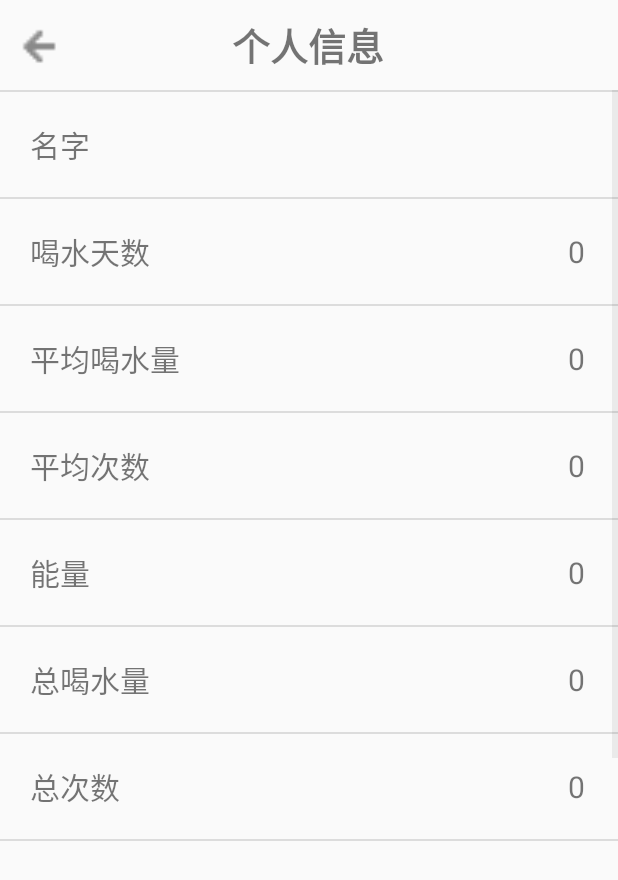
After one commit to mountisome/AquaReminder, an Android app: the PersonActivity screen opened directly, with no data from a screen before it, on a phone screen of 412 x 824 dp. The commit adds this screen. Shown: the top 880 px of the screen. Run offline under Robolectric (Android 15) with nearby library versions, the phone set to English and light mode, and no system bars; 4 statements that could not run were skipped.

Commit message:
添加了个人信息页面和点赞功能

```diff
--- a/app/src/main/AndroidManifest.xml
+++ b/app/src/main/AndroidManifest.xml
@@ -11,6 +11,12 @@
         android:roundIcon="@drawable/icon"
         android:supportsRtl="true"
         android:theme="@style/Theme.AppCompat.DayNight.NoActionBar">
+        <activity
+            android:name=".activity.PersonActivity"
+            android:exported="false" />
+        <activity
+            android:name=".activity.RatingActivity"
+            android:exported="false" />
         <activity
             android:name=".activity.RankActivity"
             android:exported="false" />
--- /dev/null
+++ b/app/src/main/java/com/mountisome/aquareminder/activity/PersonActivity.java
@@ -0,0 +1,82 @@
+package com.mountisome.aquareminder.activity;
+
+import androidx.appcompat.app.AppCompatActivity;
+
+import android.content.Intent;
+import android.database.Cursor;
+import android.database.sqlite.SQLiteDatabase;
+import android.os.Bundle;
+import android.view.View;
+import android.widget.ImageView;
+import android.widget.ListView;
+import android.widget.SimpleAdapter;
+
+import com.mountisome.aquareminder.R;
+import com.mountisome.aquareminder.utils.MySQLHelper;
+
+import java.util.ArrayList;
+import java.util.HashMap;
+import java.util.List;
+import java.util.Map;
+
+public class PersonActivity extends AppCompatActivity {
+
+    private ImageView iv_back;
+    private ListView lv_info;
+    private SimpleAdapter simpleAdapter;
+    private String name;
+    private SQLiteDatabase db;
+
+    @Override
+    protected void onCreate(Bundle savedInstanceState) {
+        super.onCreate(savedInstanceState);
+        setContentView(R.layout.activity_person);
+
+        Intent intent = getIntent();
+        Bundle bundle = intent.getExtras();
+        name = bundle.getString("name");
+        iv_back = findViewById(R.id.iv_back);
+        lv_info = findViewById(R.id.lv_info);
+        db = new MySQLHelper(this).getWritableDatabase();
+
+        iv_back.setOnClickListener(new View.OnClickListener() {
+            @Override
+            public void onClick(View v) {
+                PersonActivity.this.finish();
+            }
+        });
+
+        lv_info.addHeaderView(new View(this));
+        lv_info.addFooterView(new View(this));
+        simpleAdapter = new SimpleAdapter(PersonActivity.this, getData(),
+                R.layout.info_menu,
+                new String[]{"info", "data"}, new int[]{R.id.tv_info, R.id.tv_data});
+        lv_info.setAdapter(simpleAdapter);
+    }
+
+    private List<Map<String, String>> getData() {
+        int day = 0, average_water = 0, average_time = 0, energy = 0, total_water = 0, total_time = 0;
+        Cursor cursor = db.rawQuery("SELECT * FROM user WHERE name = ?", new String[]
+                {name});
+        if (cursor.moveToNext()) {
+            day = cursor.getInt(cursor.getColumnIndex("day"));
+            average_water = cursor.getInt(cursor.getColumnIndex("average_water"));
+            average_time = cursor.getInt(cursor.getColumnIndex("average_time"));
+            energy = cursor.getInt(cursor.getColumnIndex("energy"));
+            total_water = cursor.getInt(cursor.getColumnIndex("total_water"));
+            total_time = cursor.getInt(cursor.getColumnIndex("total_time"));
+        }
+        cursor.close();
+        String[] infos = {"名字", "喝水天数", "平均喝水量", "平均次数", "能量", "总喝水量", "总次数"};
+        String[] datas = {name, String.valueOf(day), String.valueOf(average_water), String.valueOf(average_time),
+                String.valueOf(energy), String.valueOf(total_water), String.valueOf(total_time)};
+        List<Map<String, String>> list= new ArrayList<>();
+        for (int i = 0; i < infos.length; i++) {
+            Map<String, String> map = new HashMap<>();
+            map.put("info", infos[i]);
+            map.put("data", datas[i]);
+            list.add(map);
+        }
+        return list;
+    }
+}
--- /dev/null
+++ b/app/src/main/res/layout/activity_person.xml
@@ -0,0 +1,42 @@
+<?xml version="1.0" encoding="utf-8"?>
+<LinearLayout xmlns:android="http://schemas.android.com/apk/res/android"
+    xmlns:tools="http://schemas.android.com/tools"
+    android:layout_width="match_parent"
+    android:layout_height="match_parent"
+    tools:context=".activity.PersonActivity"
+    android:orientation="vertical">
+
+    <LinearLayout
+        android:layout_width="match_parent"
+        android:layout_height="60dp">
+
+        <ImageView
+            android:id="@+id/iv_back"
+            android:layout_width="50dp"
+            android:layout_height="50dp"
+            android:layout_marginTop="8dp"
+            android:layout_marginLeft="5dp"
+            android:background="@drawable/back"/>
+        <TextView
+            android:id="@+id/tv_person"
+            android:layout_width="300dp"
+            android:layout_height="60dp"
+            android:text="个人信息"
+            android:gravity="center"
+            android:textSize="25sp"
+            android:textStyle="bold"/>
+
+    </LinearLayout>
+
+    <LinearLayout
+        android:layout_width="match_parent"
+        android:layout_height="wrap_content">
+
+        <ListView
+            android:id="@+id/lv_info"
+            android:layout_width="match_parent"
+            android:layout_height="wrap_content"/>
+
+    </LinearLayout>
+
+</LinearLayout>
--- /dev/null
+++ b/app/src/main/res/layout/info_menu.xml
@@ -0,0 +1,24 @@
+<?xml version="1.0" encoding="utf-8"?>
+<LinearLayout xmlns:android="http://schemas.android.com/apk/res/android"
+    android:layout_width="match_parent"
+    android:layout_height="wrap_content"
+    android:orientation="horizontal">
+
+    <TextView
+        android:id="@+id/tv_info"
+        android:layout_margin="20dp"
+        android:layout_width="100dp"
+        android:layout_height="wrap_content"
+        android:textSize="20sp"
+        android:layout_gravity="center_vertical"/>
+
+    <TextView
+        android:id="@+id/tv_data"
+        android:layout_width="100dp"
+        android:layout_height="wrap_content"
+        android:layout_marginLeft="150dp"
+        android:textSize="20sp"
+        android:gravity="end"
+        android:layout_gravity="center_vertical"/>
+
+</LinearLayout>
--- a/app/src/main/res/layout/rank_menu.xml
+++ b/app/src/main/res/layout/rank_menu.xml
@@ -1,7 +1,7 @@
 <?xml version="1.0" encoding="utf-8"?>
 <LinearLayout xmlns:android="http://schemas.android.com/apk/res/android"
     android:layout_width="match_parent"
-    android:layout_height="match_parent">
+    android:layout_height="wrap_content">
 
     <TextView
         android:id="@+id/tv_name"
--- a/app/src/main/res/layout/tree_menu.xml
+++ b/app/src/main/res/layout/tree_menu.xml
@@ -13,6 +13,7 @@
         android:id="@+id/tv_name"
         android:layout_width="wrap_content"
         android:layout_height="wrap_content"
+        android:layout_marginLeft="20dp"
         android:textSize="20dp"
         android:layout_gravity="center_vertical"/>
 
```
Also changed, not shown: app/src/main/java/com/mountisome/aquareminder/activity/RatingActivity.java (added, +43 -0 lines), app/src/main/java/com/mountisome/aquareminder/fragment/PersonFragment.java (+20 -13 lines), app/src/main/res/drawable/smile.xml (added, +18 -0 lines), app/src/main/res/layout/activity_rating.xml (added, +50 -0 lines), app/src/main/res/layout/fragment_person.xml (+10 -4 lines).
